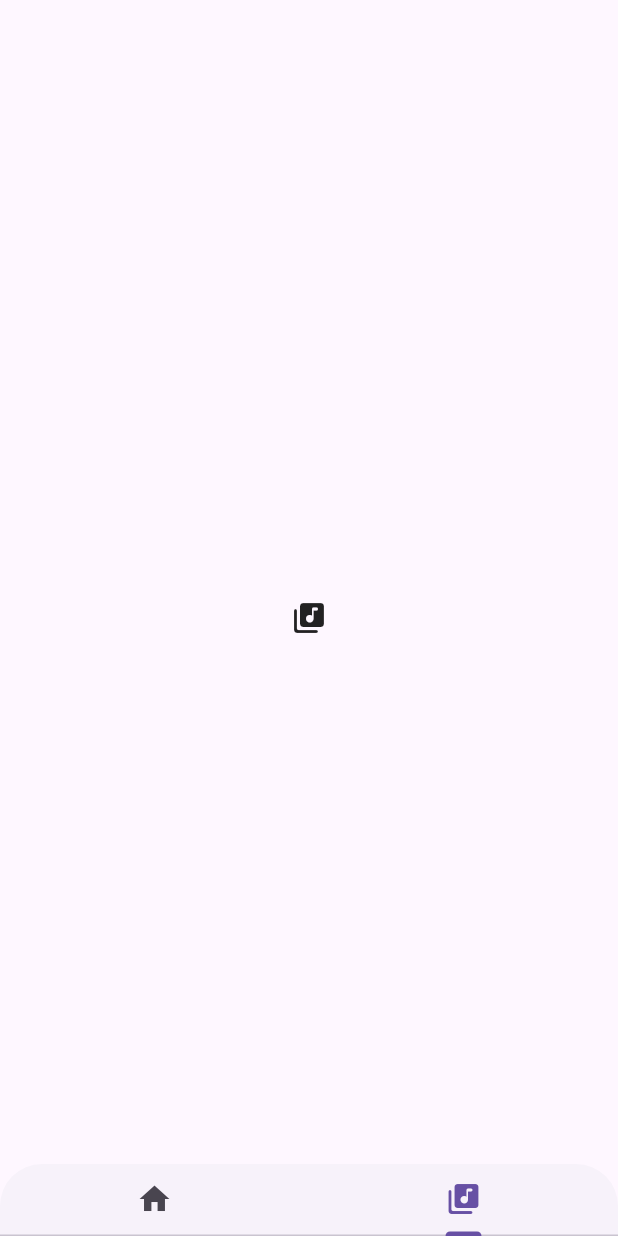
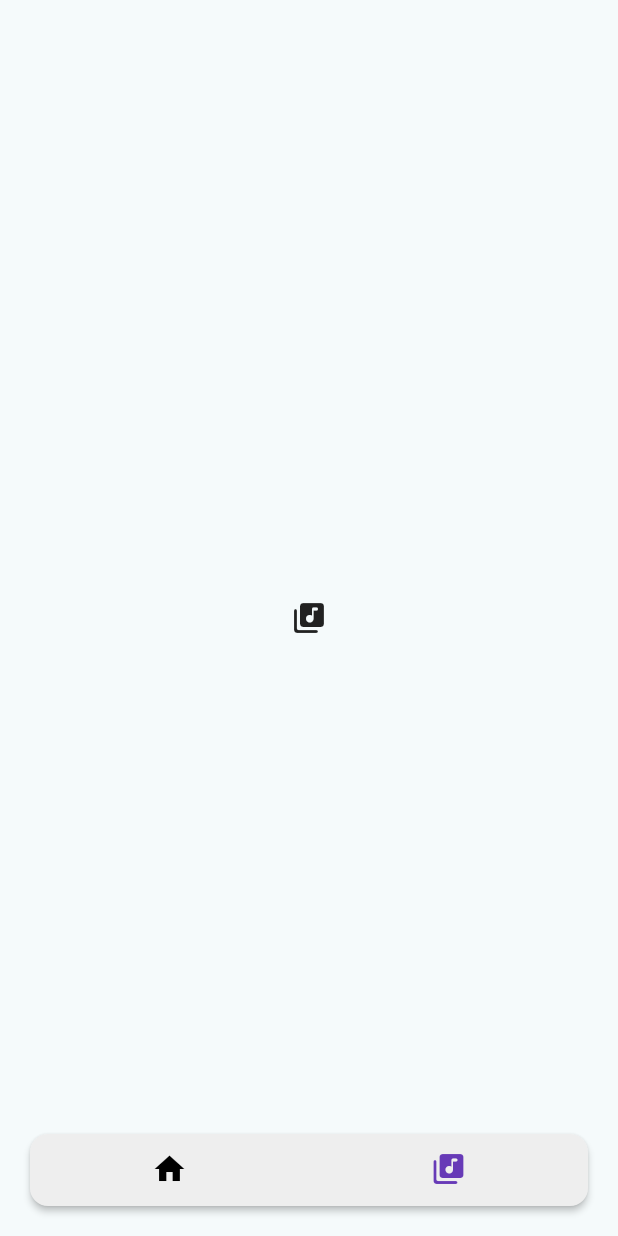
Before and after one commit to Justine-zip/Leap_Music_Player, a Flutter app: the screen it shows after launch, tab 2 chosen, on a phone screen of 412 x 824 dp. Run offline on Flutter 3.47's test engine with Material 3 defaults, Android fonts, the phone set to English and light mode, and no system bars; our stand-ins replace device_preview.

Commit message:
added app theme

```diff
--- a/lib/main.dart
+++ b/lib/main.dart
@@ -2,6 +2,8 @@ import 'package:device_preview/device_preview.dart';
 import 'package:flutter/foundation.dart';
 import 'package:flutter/material.dart';
 import 'package:leap/pages/home_page.dart';
+import 'package:leap/theme/app_dark_theme.dart';
+import 'package:leap/theme/app_light_theme.dart';
 
 void main() {
   WidgetsFlutterBinding.ensureInitialized();
@@ -17,8 +19,8 @@ class MyApp extends StatelessWidget {
       locale: DevicePreview.locale(context),
       builder: DevicePreview.appBuilder,
       debugShowCheckedModeBanner: false,
-      theme: ThemeData.light(),
-      darkTheme: ThemeData.dark(),
+      theme: lightTheme,
+      darkTheme: darkTheme,
       home: HomePage(),
     );
   }
--- a/lib/pages/home_page.dart
+++ b/lib/pages/home_page.dart
@@ -7,13 +7,9 @@ class HomePage extends StatelessWidget {
   Widget build(BuildContext context) {
     return DefaultTabController(
       length: 2,
-      child: Scaffold(
-        bottomSheet: const TabBar(
-          tabs: [
-            Tab(icon: Icon(Icons.home)),
-            Tab(icon: Icon(Icons.library_music_rounded)),
-          ],
-        ),
+      child: Stack(
+        children: [
+          Scaffold(
             body: const TabBarView(
               children: [
                 Column(
@@ -22,7 +18,10 @@ class HomePage extends StatelessWidget {
                     Center(
                       child: Text(
                         'L E A P  M S X',
-                    style: TextStyle(fontSize: 42, fontWeight: FontWeight.bold),
+                        style: TextStyle(
+                          fontSize: 42,
+                          fontWeight: FontWeight.bold,
+                        ),
                       ),
                     ),
                   ],
@@ -31,6 +30,26 @@ class HomePage extends StatelessWidget {
               ],
             ),
           ),
+          Positioned(
+            bottom: 20,
+            left: 20,
+            right: 20,
+            child: Material(
+              elevation: 2,
+              borderRadius: BorderRadius.circular(12),
+              color: Theme.of(context).colorScheme.primaryContainer,
+              child: TabBar(
+                dividerColor: Colors.transparent,
+                overlayColor: WidgetStateProperty.all(Colors.transparent),
+                tabs: [
+                  Tab(icon: Icon(Icons.home)),
+                  Tab(icon: Icon(Icons.library_music_rounded)),
+                ],
+              ),
+            ),
+          ),
+        ],
+      ),
     );
   }
 }
--- /dev/null
+++ b/lib/theme/app_dark_theme.dart
@@ -0,0 +1,17 @@
+import 'package:flutter/material.dart';
+
+final ThemeData darkTheme = ThemeData(
+  brightness: Brightness.dark,
+  primaryColor: Colors.black,
+  colorScheme: ColorScheme.fromSeed(
+    primaryContainer: Colors.grey[900],
+    seedColor: Colors.black,
+    brightness: Brightness.dark,
+  ),
+  tabBarTheme: TabBarTheme(
+    labelColor: Colors.deepPurple[300],
+    indicator: BoxDecoration(),
+    indicatorColor: Colors.black,
+    unselectedLabelColor: Colors.white,
+  ),
+);
--- /dev/null
+++ b/lib/theme/app_light_theme.dart
@@ -0,0 +1,17 @@
+import 'package:flutter/material.dart';
+
+final ThemeData lightTheme = ThemeData(
+  brightness: Brightness.light,
+  primaryColor: Colors.white,
+  colorScheme: ColorScheme.fromSeed(
+    primaryContainer: Colors.grey[200],
+    seedColor: Colors.white,
+    brightness: Brightness.light,
+  ),
+  tabBarTheme: TabBarTheme(
+    labelColor: Colors.deepPurple,
+    indicator: BoxDecoration(),
+    indicatorColor: Colors.white,
+    unselectedLabelColor: Colors.black,
+  ),
+);
```
Lines whose indentation alone changed are shown as unchanged.
